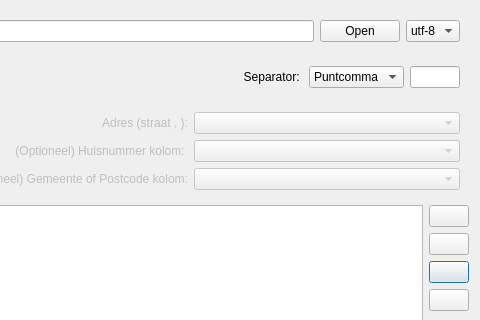
This is ui_geopunt4QgisBatchGeoCode.ui in warrieka/geopunt4Qgis as Qt 5 draws it before an edit; both pictures show x 99 to 579 and y 0 to 320 of the 579 by 485 pixel window. The edited form follows.
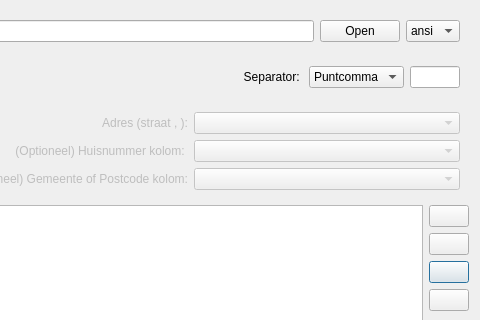
This is the edited form. Icons and pictures are not drawn.

Diff of the .ui file:
```diff
--- a/ui_geopunt4QgisBatchGeoCode.ui
+++ b/ui_geopunt4QgisBatchGeoCode.ui
@@ -79,12 +79,12 @@
         </property>
         <item>
          <property name="text">
-          <string>utf-8</string>
+          <string>ansi</string>
          </property>
         </item>
         <item>
          <property name="text">
-          <string>ansi</string>
+          <string>utf-8</string>
          </property>
         </item>
        </widget>
```
